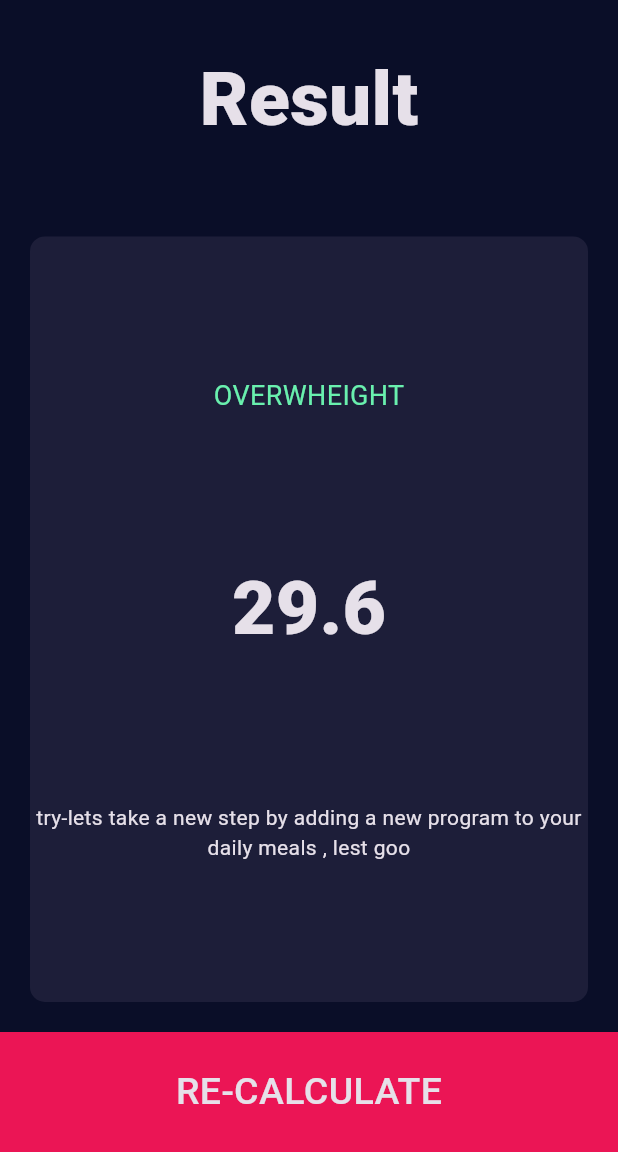
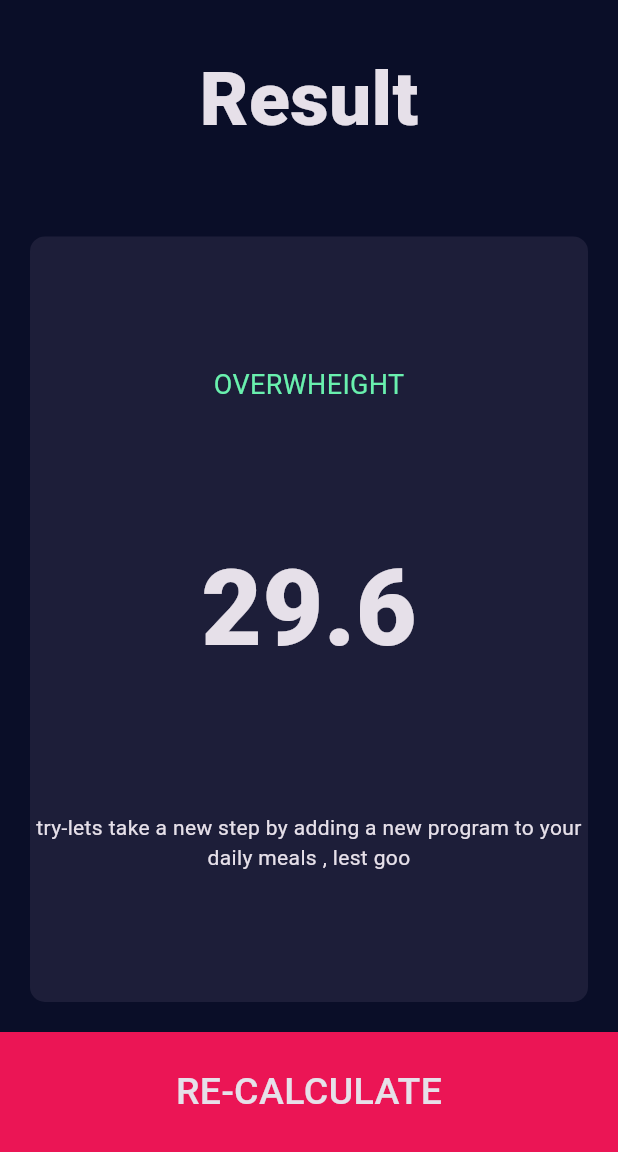
Before and after one commit to ZakariaNasri/bmi_calcucator, a Flutter app: the ResultsPage screen opened directly, on a phone screen of 412 x 824 dp, the part 84-1236 px from its top. Run offline on Flutter 3.47's test engine with Material 3 defaults, Android fonts, the phone set to English and light mode, and no system bars; our stand-ins replace font_awesome_flutter; missing offline and left inert: dart:ffi.

```diff
--- a/lib/Components/constants.dart
+++ b/lib/Components/constants.dart
@@ -3,6 +3,7 @@ import 'package:flutter/material.dart';
 const kLabelTextStyle = TextStyle(fontSize: 18, color: Color(0xFF8D8E98));
 const kResultTextStyle = TextStyle(fontSize: 18, color: Colors.greenAccent);
 const kValueTextStyle = TextStyle(fontSize: 50, fontWeight: FontWeight.w900);
+const kFinalResultTxtStl = TextStyle(fontSize: 70, fontWeight: FontWeight.w800);
 const kResultButtonStyle = TextStyle(fontSize: 25, fontWeight: FontWeight.w500);
 const Color kBottomBarColor = Color(0xFFEB1555);
 const Color kActiveCardBG = Color(0xFF1D1E39);
--- a/lib/Screens/results_page.dart
+++ b/lib/Screens/results_page.dart
@@ -39,7 +39,7 @@ class ResultsPage extends StatelessWidget {
                   ),
                   Text(
                     '29.6',
-                    style: kValueTextStyle,
+                    style: kFinalResultTxtStl,
                   ),
                   Text(
                     'try-lets take a new step by adding a new program to your daily meals , lest goo',
```
